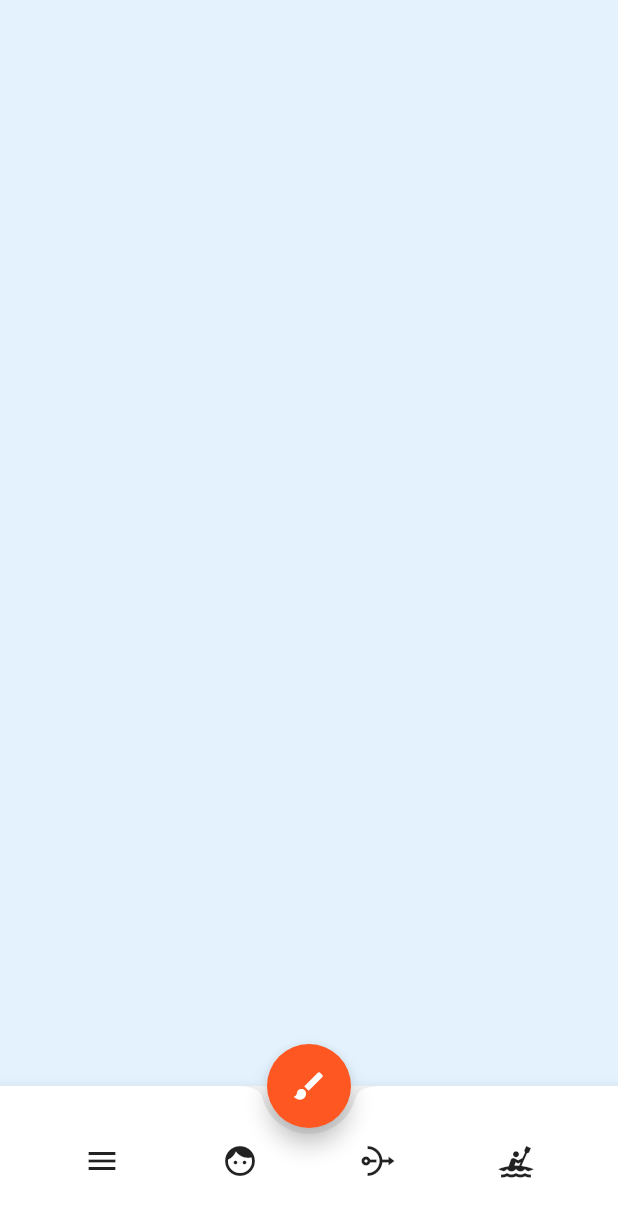
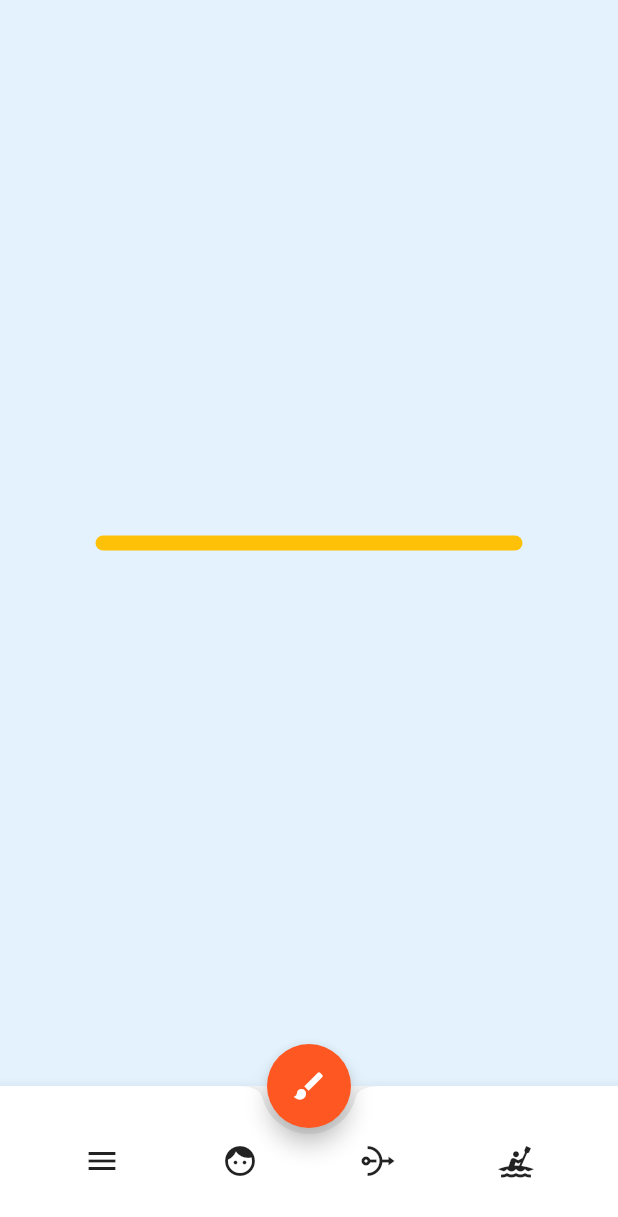
Before and after one commit to daCFniel/Sketching-App, a Flutter app: the screen it shows after launch, on a phone screen of 412 x 824 dp. Shown: the top 1217 px of the screen. Run offline on Flutter 3.47's test engine with Material 2 defaults, Android fonts, the phone set to English and light mode, and no system bars.

Commit message:
Made canvas full screen and drawings responsive

```diff
--- a/lib/main.dart
+++ b/lib/main.dart
@@ -29,15 +29,20 @@
 }
 
 class _MainPageState extends State<MainPage> {
+  late double _width;
+  late double _height;
+
   @override
   Widget build(BuildContext context) {
+    _width = MediaQuery.of(context).size.width;
+    _height = MediaQuery.of(context).size.height;
     return Scaffold(
       body: Container(
         color: Colors.blue[50],
-        child: Center(
-          child: CustomPaint(
-            painter: MyPainter(),
-          ),
+        width: _width,
+        height: _height,
+        child: CustomPaint(
+          painter: MyPainter(),
         ),
       ),
       bottomNavigationBar: BottomAppBar(
@@ -67,13 +72,15 @@
 class MyPainter extends CustomPainter {
   @override
   void paint(Canvas canvas, Size size) {
-    //canvas.drawLine(p1, p2, paint);
+    final paint = Paint()
+      ..strokeWidth = 10
+      ..strokeCap = StrokeCap.round
+      ..color = Colors.amber;
+    canvas.drawLine(Offset(size.width * 1 / 6, size.height * 1 / 2),
+        Offset(size.width * 5 / 6, size.height * 1 / 2), paint);
   }
 
   @override
-  // Is called when the CustomPainter is rebuilt
-  bool shouldRepaint(CustomPainter oldDelegate) {
-    //return old.myParameter != myParameter;
-    return true;
-  }
+  // Should repaint everything when a change is made
+  bool shouldRepaint(CustomPainter oldDelegate) => true;
 }
```
